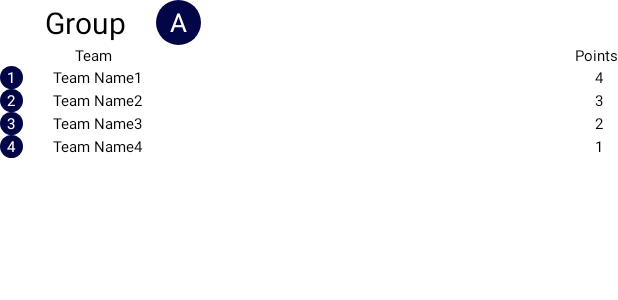
After one commit to Bart-coding/AndroidChampionsLeague, an Android app: the layout groups_list_item.xml on its own in the app's theme, with its tools: preview values and no code run, on a phone screen of 412 x 824 dp. The commit adds this screen. Shown: the top 300 px of the screen. Run offline under Robolectric (Android 15) with nearby library versions, the phone set to English and light mode, and no system bars.

Commit message:
added RecyclerView for groups

```diff
--- a/app/src/main/java/com/example/androidchampionsleague/GroupsActivity.java
+++ b/app/src/main/java/com/example/androidchampionsleague/GroupsActivity.java
@@ -3,13 +3,33 @@ package com.example.androidchampionsleague;
 import android.os.Bundle;
 import android.view.View;
 
+import androidx.recyclerview.widget.LinearLayoutManager;
+import androidx.recyclerview.widget.RecyclerView;
+
+import java.util.ArrayList;
+
+import retrofit2.Retrofit;
+
+import static com.example.androidchampionsleague.RetrofitInstance.getRetrofitInstance;
+
 public class GroupsActivity extends RootActivity {
+
+    private ArrayList<String> groupsList = new ArrayList<>();
 
     @Override
     protected void onCreate(Bundle savedInstanceState) {
         super.onCreate(savedInstanceState);
         setContentView(R.layout.activity_groups);
         drawerLayout = findViewById(R.id.drawer_layout);
+
+        Retrofit retrofit = getRetrofitInstance();
+    }
+
+    private void initRecyclerView(){
+        RecyclerView recyclerView = findViewById(R.id.recycler_view);
+        GroupsRecyclerViewAdapter adapter = new GroupsRecyclerViewAdapter(this, groupsList);
+        recyclerView.setAdapter(adapter);
+        recyclerView.setLayoutManager(new LinearLayoutManager(this));
     }
 
     @Override
--- /dev/null
+++ b/app/src/main/java/com/example/androidchampionsleague/GroupsRecyclerViewAdapter.java
@@ -0,0 +1,87 @@
+package com.example.androidchampionsleague;
+
+import android.content.Context;
+import android.view.LayoutInflater;
+import android.view.View;
+import android.view.ViewGroup;
+import android.widget.LinearLayout;
+import android.widget.TextView;
+import android.widget.Toast;
+
+import androidx.recyclerview.widget.RecyclerView;
+
+import java.util.ArrayList;
+
+public class GroupsRecyclerViewAdapter extends RecyclerView.Adapter<GroupsRecyclerViewAdapter.ViewHolder>{
+
+    private ArrayList<String> mGroups = new ArrayList<>();
+    private Context mContext;
+
+    public GroupsRecyclerViewAdapter(Context context, ArrayList<String> groups ) {
+        mGroups = groups;
+        mContext = context;
+    }
+
+    @Override
+    public ViewHolder onCreateViewHolder(ViewGroup parent, int viewType) {
+        View view = LayoutInflater.from(parent.getContext()).inflate(R.layout.groups_list_item, parent, false);
+        return new ViewHolder(view);
+    }
+
+    @Override
+    public void onBindViewHolder(ViewHolder holder, final int position) {
+//        String [] groups = mGroups.get(position).getTeams();
+//        int [] points = mGroups.get(position).getPoints();
+//
+//        holder.group.setText(mGroups.get(position).getGroup());
+//        holder.team_name_1.setText(groups[0]);
+//        holder.team_name_2.setText(groups[1]);
+//        holder.team_name_3.setText(groups[2]);
+//        holder.team_name_4.setText(groups[3]);
+//        holder.team_points_1.setText(String.valueOf(points[0]));
+//        holder.team_points_2.setText(String.valueOf(points[2]));
+//        holder.team_points_3.setText(String.valueOf(points[3]));
+//        holder.team_points_4.setText(String.valueOf(points[4]));
+
+        holder.parentLayout.setOnClickListener(new View.OnClickListener() {
+            @Override
+            public void onClick(View view) {
+                //Toast.makeText(mContext, mGroups.get(position).getTeam(), Toast.LENGTH_SHORT).show();
+            }
+        });
+    }
+
+    @Override
+    public int getItemCount() {
+        return mGroups.size();
+    }
+
+    public class ViewHolder extends RecyclerView.ViewHolder{
+
+        TextView group;
+        TextView team_name_1;
+        TextView team_name_2;
+        TextView team_name_3;
+        TextView team_name_4;
+        TextView team_points_1;
+        TextView team_points_2;
+        TextView team_points_3;
+        TextView team_points_4;
+
+        LinearLayout parentLayout;
+
+        public ViewHolder(View itemView) {
+            super(itemView);
+            group = itemView.findViewById(R.id.group);
+            team_name_1 = itemView.findViewById(R.id.team_name_1);
+            team_name_2 = itemView.findViewById(R.id.team_name_2);
+            team_name_3 = itemView.findViewById(R.id.team_name_3);
+            team_name_4 = itemView.findViewById(R.id.team_name_4);
+            team_points_1 = itemView.findViewById(R.id.team_points_1);
+            team_points_2 = itemView.findViewById(R.id.team_points_2);
+            team_points_3 = itemView.findViewById(R.id.team_points_3);
+            team_points_4 = itemView.findViewById(R.id.team_points_4);
+            parentLayout = itemView.findViewById(R.id.parent_layout);
+        }
+    }
+}
--- a/app/src/main/java/com/example/androidchampionsleague/ScorersRecyclerViewAdapter.java
+++ b/app/src/main/java/com/example/androidchampionsleague/ScorersRecyclerViewAdapter.java
@@ -25,8 +25,7 @@ public class ScorersRecyclerViewAdapter extends RecyclerView.Adapter<ScorersRecy
     @Override
     public ViewHolder onCreateViewHolder(ViewGroup parent, int viewType) {
         View view = LayoutInflater.from(parent.getContext()).inflate(R.layout.scorers_list_item, parent, false);
-        ViewHolder holder = new ViewHolder(view);
-        return holder;
+        return new ViewHolder(view);
     }
 
     @Override
--- /dev/null
+++ b/app/src/main/res/drawable/groups_place_circle.xml
@@ -0,0 +1,8 @@
+<?xml version="1.0" encoding="utf-8"?>
+<shape xmlns:android="http://schemas.android.com/apk/res/android"
+    android:shape="oval">
+    <solid android:color="@color/main" />
+    <size
+        android:height="15dp"
+        android:width="15dp" />
+</shape>
--- /dev/null
+++ b/app/src/main/res/drawable/rounded_group_place_textview.xml
@@ -0,0 +1,4 @@
+<?xml version="1.0" encoding="utf-8"?>
+<selector xmlns:android="http://schemas.android.com/apk/res/android">
+    <item android:drawable="@drawable/groups_place_circle" />
+</selector>
--- a/app/src/main/res/layout/activity_groups.xml
+++ b/app/src/main/res/layout/activity_groups.xml
@@ -13,13 +13,10 @@
         android:orientation="vertical">
         <include
             layout="@layout/main_toolbar"/>
-        <TextView
+        <androidx.recyclerview.widget.RecyclerView
             android:layout_width="match_parent"
             android:layout_height="match_parent"
-            android:text="@string/groups"
-            android:textSize="50sp"
-            android:textStyle="bold"
-            android:gravity="center"/>
+            android:id="@+id/recycler_view"/>
     </LinearLayout>
     <RelativeLayout
         android:layout_width="300dp"
--- /dev/null
+++ b/app/src/main/res/layout/groups_list_item.xml
@@ -0,0 +1,187 @@
+<?xml version="1.0" encoding="utf-8"?>
+<LinearLayout xmlns:android="http://schemas.android.com/apk/res/android"
+    android:layout_width="match_parent"
+    android:layout_height="match_parent"
+    android:orientation="vertical">
+    <RelativeLayout
+        android:layout_width="match_parent"
+        android:layout_height="wrap_content">
+        <TextView
+            android:layout_width="wrap_content"
+            android:layout_height="wrap_content"
+            android:text="@string/group"
+            android:id="@+id/group"
+            android:textColor="@color/black"
+            android:layout_centerVertical="true"
+            android:layout_marginLeft="30dp"
+            android:textSize="20sp"/>
+        <TextView
+            android:layout_width="wrap_content"
+            android:layout_height="wrap_content"
+            android:text="A"
+            android:textSize="17sp"
+            android:textColor="@color/white"
+            android:background="@drawable/scorers_rounded_textview"
+            android:layout_toRightOf="@+id/group"
+            android:gravity="center"
+            android:layout_marginLeft="20dp"
+            android:id="@+id/group_number" />
+    </RelativeLayout>
+    <LinearLayout
+        android:layout_width="match_parent"
+        android:layout_height="wrap_content"
+        android:orientation="vertical">
+        <RelativeLayout
+            android:layout_width="match_parent"
+            android:layout_height="wrap_content">
+            <TextView
+                android:layout_width="wrap_content"
+                android:layout_height="wrap_content"
+                android:text="@string/team"
+                android:textColor="@color/black"
+                android:layout_centerVertical="true"
+                android:layout_marginLeft="50dp"
+                android:textSize="10sp"/>
+            <TextView
+                android:layout_width="wrap_content"
+                android:layout_height="wrap_content"
+                android:layout_centerVertical="true"
+                android:layout_alignParentRight="true"
+                android:text="@string/points"
+                android:textSize="10sp"
+                android:textColor="@color/black" />
+        </RelativeLayout>
+        <RelativeLayout
+            android:layout_width="match_parent"
+            android:layout_height="wrap_content">
+            <TextView
+                android:layout_width="wrap_content"
+                android:layout_height="wrap_content"
+                android:text="1"
+                android:textSize="10sp"
+                android:textColor="@color/white"
+                android:background="@drawable/groups_place_circle"
+                android:gravity="center"
+                android:id="@+id/place_number_1" />
+            <TextView
+                android:layout_width="wrap_content"
+                android:layout_height="wrap_content"
+                android:text="Team Name1"
+                android:id="@+id/team_name_1"
+                android:layout_toRightOf="@+id/place_number_1"
+                android:textColor="@color/black"
+                android:layout_centerVertical="true"
+                android:layout_marginLeft="20dp"
+                android:textSize="10sp"/>
+            <TextView
+                android:id="@+id/team_points_1"
+                android:layout_width="wrap_content"
+                android:layout_height="wrap_content"
+                android:layout_centerVertical="true"
+                android:layout_alignParentRight="true"
+                android:text="4"
+                android:textSize="10sp"
+                android:textColor="@color/black"
+                android:layout_marginRight="10dp"/>
+        </RelativeLayout>
+        <RelativeLayout
+            android:layout_width="match_parent"
+            android:layout_height="wrap_content">
+            <TextView
+                android:layout_width="wrap_content"
+                android:layout_height="wrap_content"
+                android:text="2"
+                android:textSize="10sp"
+                android:textColor="@color/white"
+                android:background="@drawable/groups_place_circle"
+                android:gravity="center"
+                android:id="@+id/place_number_2" />
+            <TextView
+                android:layout_width="wrap_content"
+                android:layout_height="wrap_content"
+                android:text="Team Name2"
+                android:id="@+id/team_name_2"
+                android:layout_toRightOf="@+id/place_number_2"
+                android:textColor="@color/black"
+                android:layout_centerVertical="true"
+                android:layout_marginLeft="20dp"
+                android:textSize="10sp"/>
+            <TextView
+                android:id="@+id/team_points_2"
+                android:layout_width="wrap_content"
+                android:layout_height="wrap_content"
+                android:layout_centerVertical="true"
+                android:layout_alignParentRight="true"
+                android:text="3"
+                android:textSize="10sp"
+                android:textColor="@color/black"
+                android:layout_marginRight="10dp"/>
+        </RelativeLayout>
+        <RelativeLayout
+            android:layout_width="match_parent"
+            android:layout_height="wrap_content">
+            <TextView
+                android:layout_width="wrap_content"
+                android:layout_height="wrap_content"
+                android:text="3"
+                android:textSize="10sp"
+                android:textColor="@color/white"
+                android:background="@drawable/groups_place_circle"
+                android:gravity="center"
+                android:id="@+id/place_number_3" />
+            <TextView
+                android:layout_width="wrap_content"
+                android:layout_height="wrap_content"
+                android:text="Team Name3"
+                android:id="@+id/team_name_3"
+                android:layout_toRightOf="@+id/place_number_3"
+                android:textColor="@color/black"
+                android:layout_centerVertical="true"
+                android:layout_marginLeft="20dp"
+                android:textSize="10sp"/>
+            <TextView
+                android:id="@+id/team_points_3"
+                android:layout_width="wrap_content"
+                android:layout_height="wrap_content"
+                android:layout_centerVertical="true"
+                android:layout_alignParentRight="true"
+                android:text="2"
+                android:textSize="10sp"
+                android:textColor="@color/black"
+                android:layout_marginRight="10dp"/>
+        </RelativeLayout>
+        <RelativeLayout
+            android:layout_width="match_parent"
+            android:layout_height="wrap_content">
+            <TextView
+                android:layout_width="wrap_content"
+                android:layout_height="wrap_content"
+                android:text="4"
+                android:textSize="10sp"
+                android:textColor="@color/white"
+                android:background="@drawable/groups_place_circle"
+                android:gravity="center"
+                android:id="@+id/place_number_4" />
+            <TextView
+                android:layout_width="wrap_content"
+                android:layout_height="wrap_content"
+                android:text="Team Name4"
+                android:id="@+id/team_name_4"
+                android:layout_toRightOf="@+id/place_number_4"
+                android:textColor="@color/black"
+                android:layout_centerVertical="true"
+                android:layout_marginLeft="20dp"
+                android:textSize="10sp"/>
+            <TextView
+                android:id="@+id/team_points_4"
+                android:layout_width="wrap_content"
+                android:layout_height="wrap_content"
+                android:layout_centerVertical="true"
+                android:layout_alignParentRight="true"
+                android:text="1"
+                android:textSize="10sp"
+                android:textColor="@color/black"
+                android:layout_marginRight="10dp"/>
+        </RelativeLayout>
+    </LinearLayout>
+</LinearLayout>
--- a/app/src/main/res/layout/scorers_list_item.xml
+++ b/app/src/main/res/layout/scorers_list_item.xml
@@ -11,7 +11,7 @@
         android:text="1"
         android:textSize="20sp"
         android:textColor="@color/white"
-        android:background="@drawable/rounded_text_view"
+        android:background="@drawable/scorers_rounded_textview"
         android:gravity="center"
         android:id="@+id/number" />
     <TextView
--- a/app/src/main/res/values/strings.xml
+++ b/app/src/main/res/values/strings.xml
@@ -4,6 +4,7 @@
     <string name="home">Home</string>
     <string name="results">Results</string>
     <string name="groups">Groups</string>
+    <string name="group">Group</string>
     <string name="scorers">Scorers</string>
     <string name="settings">Settings</string>
     <string name="about">AboutUs</string>
@@ -14,4 +15,6 @@
     <string name="theme">Theme</string>
     <string name="theme_bright">Bright</string>
     <string name="theme_dark">Dark</string>
+    <string name="team">Team</string>
+    <string name="points">Points</string>
 </resources>
--- a/build.gradle
+++ b/build.gradle
@@ -5,7 +5,7 @@ buildscript {
         jcenter()
     }
     dependencies {
-        classpath "com.android.tools.build:gradle:4.1.0"
+        classpath 'com.android.tools.build:gradle:4.1.2'
 
         // NOTE: Do not place your application dependencies here; they belong
         // in the individual module build.gradle files
```
Also changed, not shown: app/src/main/res/drawable/scorers_rounded_textview.xml (renamed from app/src/main/res/drawable/rounded_text_view.xml), 2 other files.
